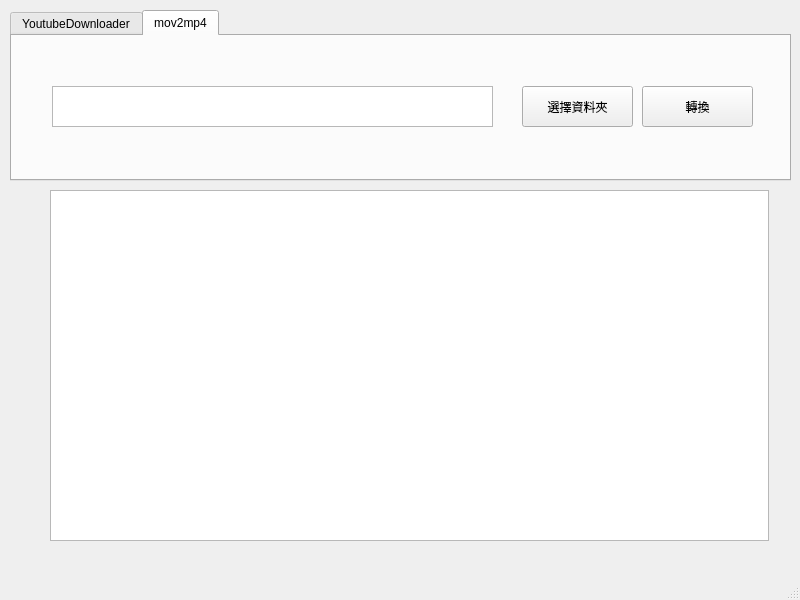
Before: the Qt Designer form UI.ui in mickey30606/YoutubeDownloader, drawn with Qt 5.
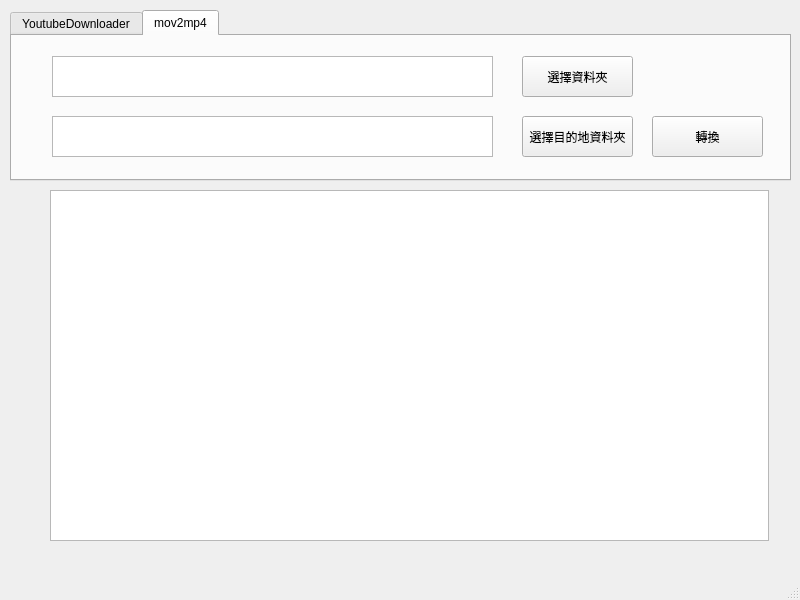
After: the same form once the commit is applied.

Commit message: IN mov to mp4 can choose output location

What changed in the file:
```diff
--- a/UI.ui
+++ b/UI.ui
@@ -140,7 +140,7 @@
       <property name="geometry">
        <rect>
         <x>40</x>
-        <y>50</y>
+        <y>20</y>
         <width>441</width>
         <height>41</height>
        </rect>
@@ -150,7 +150,7 @@
       <property name="geometry">
        <rect>
         <x>510</x>
-        <y>50</y>
+        <y>20</y>
         <width>111</width>
         <height>41</height>
        </rect>
@@ -162,8 +162,8 @@
      <widget class="QPushButton" name="m24_convert">
       <property name="geometry">
        <rect>
-        <x>630</x>
-        <y>50</y>
+        <x>640</x>
+        <y>80</y>
         <width>111</width>
         <height>41</height>
        </rect>
@@ -172,6 +172,29 @@
        <string>轉換</string>
       </property>
      </widget>
+     <widget class="QTextEdit" name="m24_chooseTargetFolder">
+      <property name="geometry">
+       <rect>
+        <x>40</x>
+        <y>80</y>
+        <width>441</width>
+        <height>41</height>
+       </rect>
+      </property>
+     </widget>
+     <widget class="QPushButton" name="m24_chooseTargetButton">
+      <property name="geometry">
+       <rect>
+        <x>510</x>
+        <y>80</y>
+        <width>111</width>
+        <height>41</height>
+       </rect>
+      </property>
+      <property name="text">
+       <string>選擇目的地資料夾</string>
+      </property>
+     </widget>
     </widget>
    </widget>
    <widget class="QPlainTextEdit" name="output">
```
The commit also changes 2 other files.
